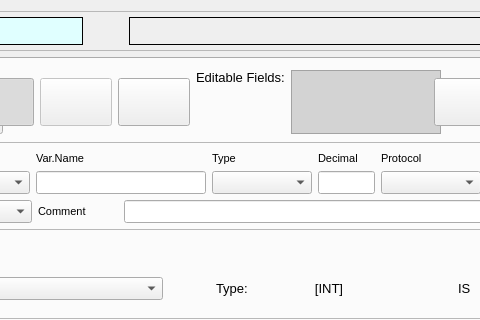
Qt form cte/ctedit.ui (MECTsrl/mect_plugins) before a commit; both pictures show x 204 to 684 and y 0 to 320 of the 1304 by 822 pixel window.
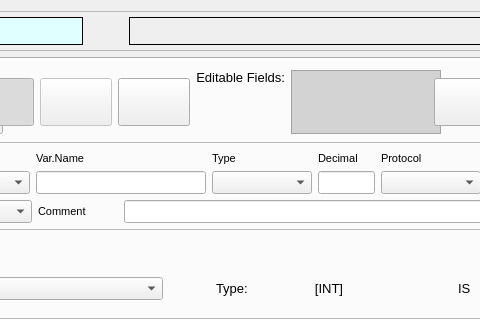
The same form after that commit. Icons and pictures are not drawn.

Patch:
```diff
--- a/cte/ctedit.ui
+++ b/cte/ctedit.ui
@@ -526,7 +526,7 @@
                <string notr="true">Editable Fields:</string>
               </property>
               <property name="alignment">
-               <set>Qt::AlignLeading|Qt::AlignLeft|Qt::AlignTop</set>
+               <set>Qt::AlignRight|Qt::AlignTop|Qt::AlignTrailing</set>
               </property>
              </widget>
             </item>
```
Left out of the diff: 10 changed lines with no effect on the pictures.
